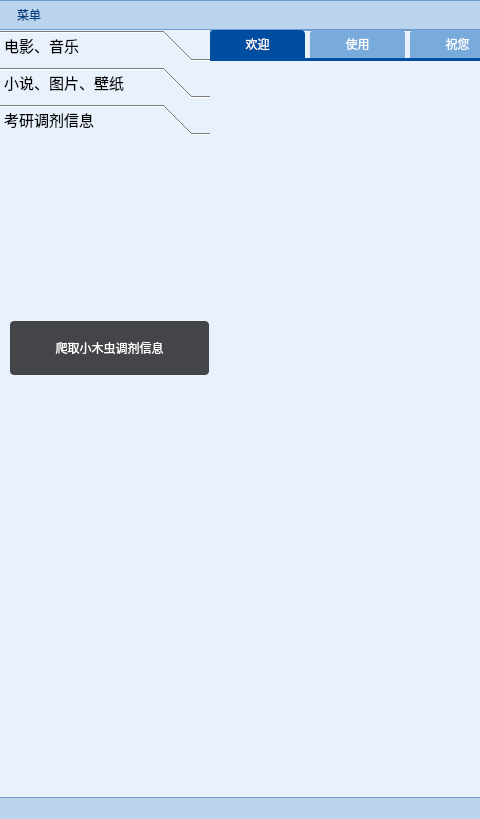
Before: the Qt Designer form ui/mainwindow.ui in nanfangguiren/spider_zt, drawn with Qt 5; both pictures show x 0 to 480 and y 0 to 819 of the 1337 by 819 pixel window.
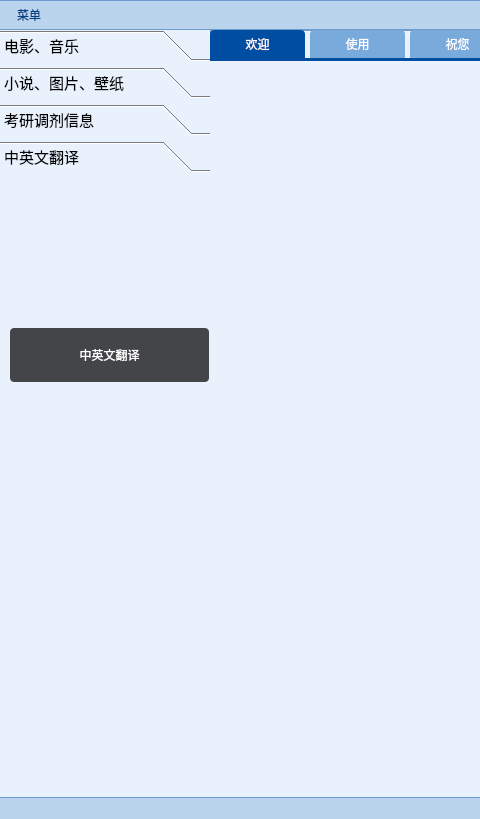
After: the same form once the commit is applied. Icons and pictures are not drawn.

Commit message:
添加了翻译功能
增加了翻译功能界面，修改了部分界面

```diff
--- a/ui/mainwindow.ui
+++ b/ui/mainwindow.ui
@@ -677,7 +677,7 @@
 </string>
     </property>
     <property name="currentIndex">
-     <number>2</number>
+     <number>3</number>
     </property>
     <widget class="QWidget" name="toolBoxPage1">
      <property name="geometry">
@@ -1250,7 +1250,7 @@
        <x>0</x>
        <y>0</y>
        <width>211</width>
-       <height>586</height>
+       <height>551</height>
       </rect>
      </property>
      <attribute name="label">
@@ -1362,6 +1362,116 @@
       </property>
      </widget>
     </widget>
+    <widget class="QWidget" name="page_2">
+     <attribute name="label">
+      <string>中英文翻译</string>
+     </attribute>
+     <widget class="QPushButton" name="btn_translate">
+      <property name="geometry">
+       <rect>
+        <x>10</x>
+        <y>150</y>
+        <width>199</width>
+        <height>54</height>
+       </rect>
+      </property>
+      <property name="sizePolicy">
+       <sizepolicy hsizetype="Minimum" vsizetype="Preferred">
+        <horstretch>0</horstretch>
+        <verstretch>0</verstretch>
+       </sizepolicy>
+      </property>
+      <property name="minimumSize">
+       <size>
+        <width>199</width>
+        <height>54</height>
+       </size>
+      </property>
+      <property name="maximumSize">
+       <size>
+        <width>199</width>
+        <height>54</height>
+       </size>
+      </property>
+      <property name="styleSheet">
+       <string notr="true">QPushButton{
+		border-radius: 4px;
+		border: none;
+		width: 75px;
+		height: 25px;
+}
+QPushButton:enabled {
+        background: rgb(68, 69, 73);
+        color: white;
+}
+QPushButton:!enabled {
+        background: rgb(100, 100, 100);
+        color: rgb(200, 200, 200);
+}
+QPushButton:enabled:hover{
+        background: rgb(85, 85, 85);
+}
+QPushButton:enabled:pressed{
+        background: rgb(150, 80, 80);
+}
+
+QPushButton#blueButton {
+        color: white;
+}
+QPushButton#blueButton:enabled {
+        background: rgb(0, 165, 235);
+        color: white;
+}
+QPushButton#blueButton:!enabled {
+        background: gray;
+        color: rgb(200, 200, 200);
+}
+QPushButton#blueButton:enabled:hover {
+        background: rgb(0, 180, 255);
+}
+QPushButton#blueButton:enabled:pressed {
+        background: rgb(0, 140, 215);
+}
+
+QPushButton#selectButton {
+        border: none;
+        border-radius: none;
+        border-left: 1px solid rgb(100, 100, 100);
+        image: url(:/Black/scan);
+        background: transparent;
+        color: white;
+}
+QPushButton#selectButton:enabled:hover{
+        background: rgb(85, 85, 85);
+}
+QPushButton#selectButton:enabled:pressed{
+        background: rgb(80, 80, 80);
+}
+
+QPushButton#linkButton {
+        background: transparent;
+        color: rgb(0, 160, 230);
+        text-align:left;
+}
+QPushButton#linkButton:hover {
+        color: rgb(20, 185, 255);
+        text-decoration: underline;
+}
+QPushButton#linkButton:pressed {
+        color: rgb(0, 160, 230);
+}
+
+QPushButton#transparentButton {
+        background: transparent;
+}
+
+</string>
+      </property>
+      <property name="text">
+       <string>中英文翻译</string>
+      </property>
+     </widget>
+    </widget>
    </widget>
    <widget class="QTabWidget" name="tabWidget1">
     <property name="geometry">
```
Left out of the diff: 4 changed lines with no effect on the pictures. The commit also changes 26 other files.
